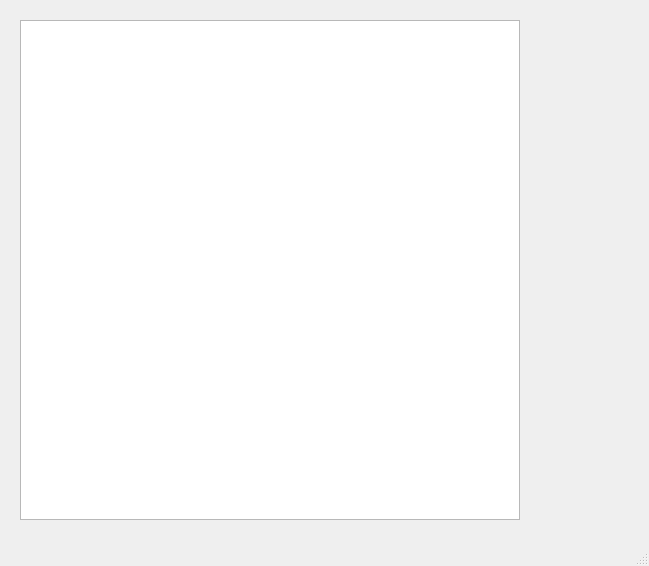
The window that mainwindow.ui (mitrich772/evmQT) describes before a commit, drawn with Qt 5.
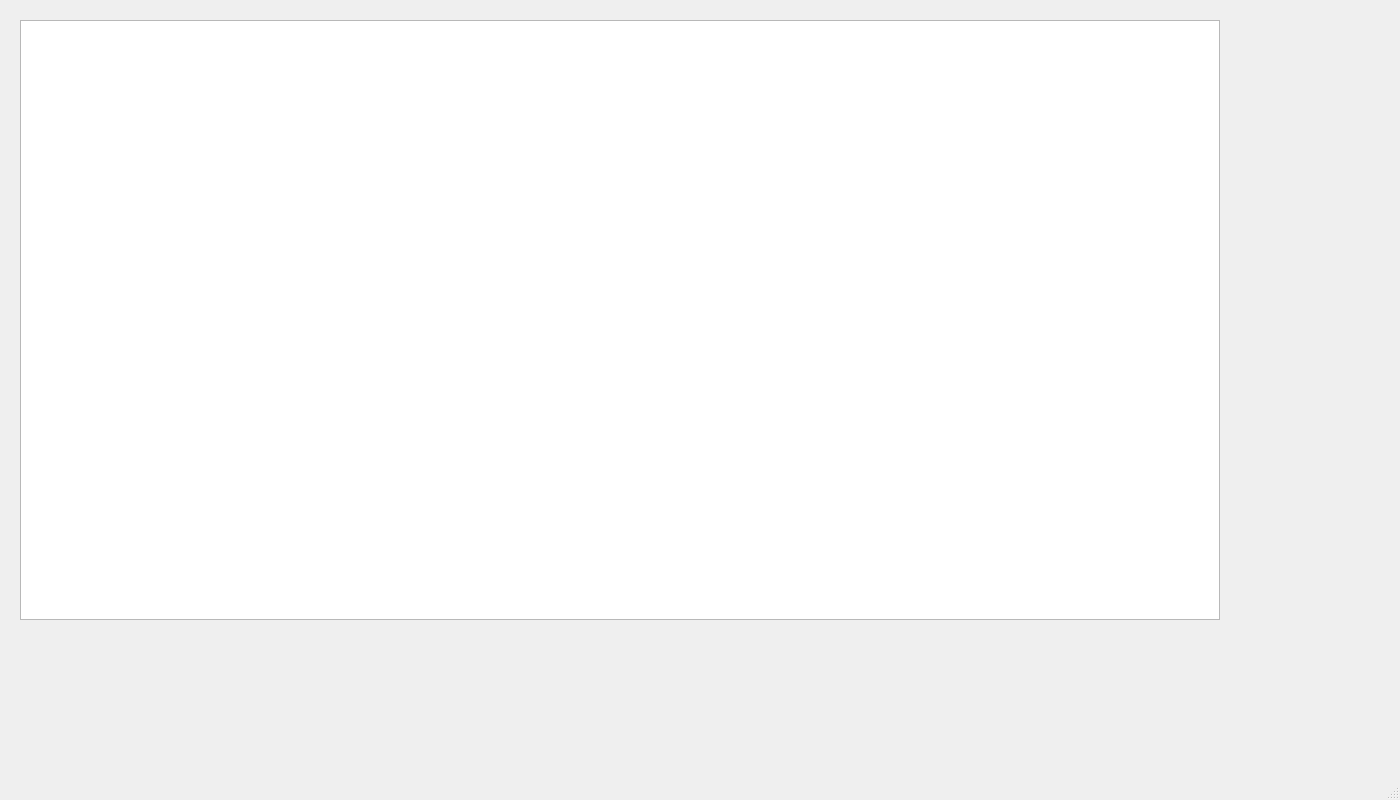
The same window after the commit.

Commit message: add second massive graphic

What changed in the file:
```diff
--- a/mainwindow.ui
+++ b/mainwindow.ui
@@ -6,8 +6,8 @@
    <rect>
     <x>0</x>
     <y>0</y>
-    <width>649</width>
-    <height>566</height>
+    <width>1400</width>
+    <height>800</height>
    </rect>
   </property>
   <property name="windowTitle">
@@ -19,8 +19,8 @@
      <rect>
       <x>20</x>
       <y>20</y>
-      <width>500</width>
-      <height>500</height>
+      <width>1200</width>
+      <height>600</height>
      </rect>
     </property>
    </widget>
```
Left out of the diff: 2 changed lines with no effect on the pictures. The commit also changes 2 other files.
